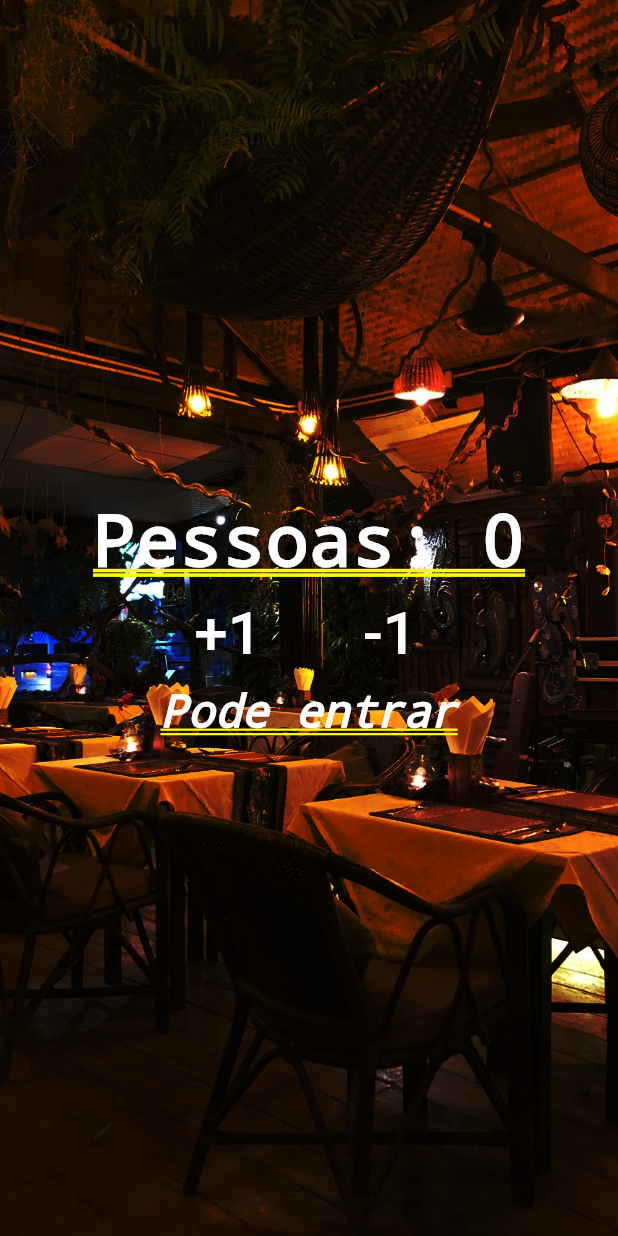
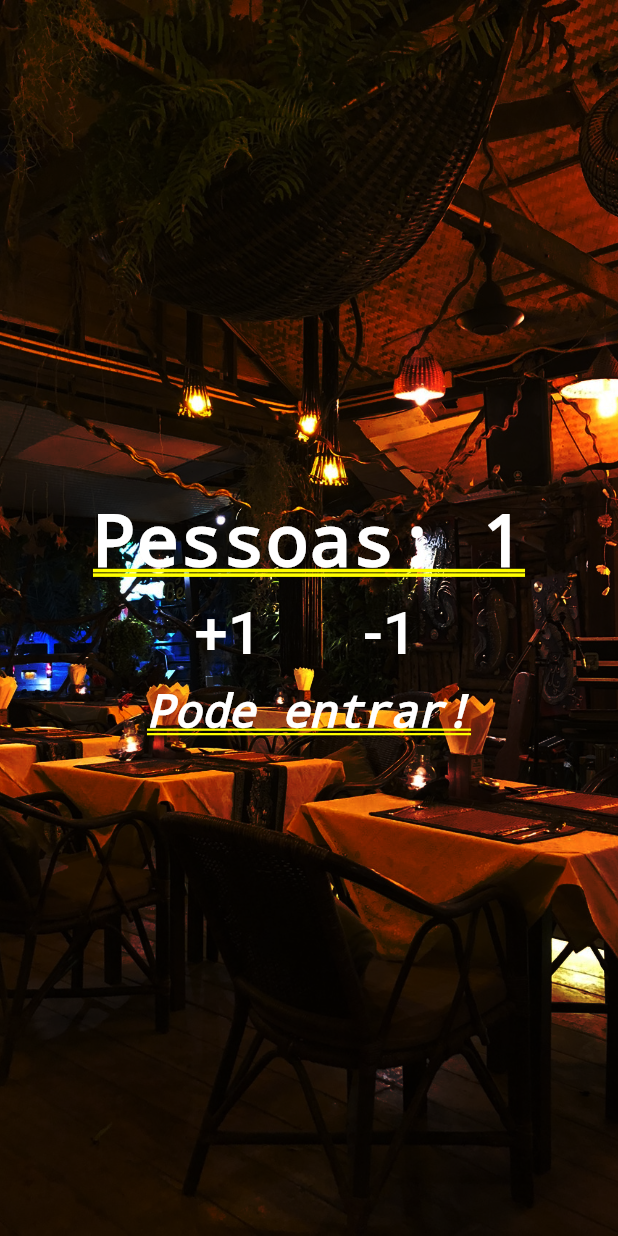
Before and after one commit to GabrielCamp96/flutter-curso, a Flutter app: the screen it shows after launch, after a tap on "+1", on a phone screen of 412 x 824 dp. Run offline on Flutter 3.47's test engine with Material 2 defaults, Android fonts, the phone set to English and light mode, and no system bars.

Commit message:
Final do projeto

```diff
--- a/contador_de_pessoas/lib/main.dart
+++ b/contador_de_pessoas/lib/main.dart
@@ -1,10 +1,7 @@
 import 'package:flutter/material.dart';
-import 'package:flutter/foundation.dart';
 
 void main() {
-  runApp(MaterialApp(
-      title: "Contador de pessoas",
-      home: Home()));
+  runApp(MaterialApp(title: "Contador de pessoas", home: Home()));
 }
 
 class Home extends StatefulWidget {
@@ -13,6 +10,17 @@ class Home extends StatefulWidget {
 }
 
 class _HomeState extends State<Home> {
+  int _people = 0;
+  String _info = "Pode entrar!";
+
+  void _changePeople(int delta) {
+    setState(() {
+      _people += delta;
+
+      _info = _people < 0 ? "Mundo invertido?!" : "Pode entrar!";
+    });
+  }
+
   @override
   Widget build(BuildContext context) {
     return Stack(
@@ -30,9 +38,9 @@ class _HomeState extends State<Home> {
           mainAxisAlignment: MainAxisAlignment.center,
           children: <Widget>[
             Text(
-              "Pessoas: 0",
+              "Pessoas: $_people",
               style:
-              TextStyle(color: Colors.white, fontWeight: FontWeight.bold),
+                  TextStyle(color: Colors.white, fontWeight: FontWeight.bold,),
             ),
             Row(
               mainAxisAlignment: MainAxisAlignment.center,
@@ -44,7 +52,9 @@ class _HomeState extends State<Home> {
                       "+1",
                       style: TextStyle(color: Colors.white, fontSize: 40),
                     ),
-                    onPressed: () {debugPrint("+1");},
+                    onPressed: () {
+                      _changePeople(1);
+                    },
                   ),
                 ),
                 Padding(
@@ -54,13 +64,15 @@ class _HomeState extends State<Home> {
                       "-1",
                       style: TextStyle(color: Colors.white, fontSize: 40),
                     ),
-                    onPressed: () {debugPrint("-1");},
+                    onPressed: () {
+                      _changePeople(-1);
+                    },
                   ),
                 ),
               ],
             ),
             Text(
-              "Pode entrar",
+              _info,
               style: TextStyle(
                   color: Colors.white,
                   fontStyle: FontStyle.italic,
```
